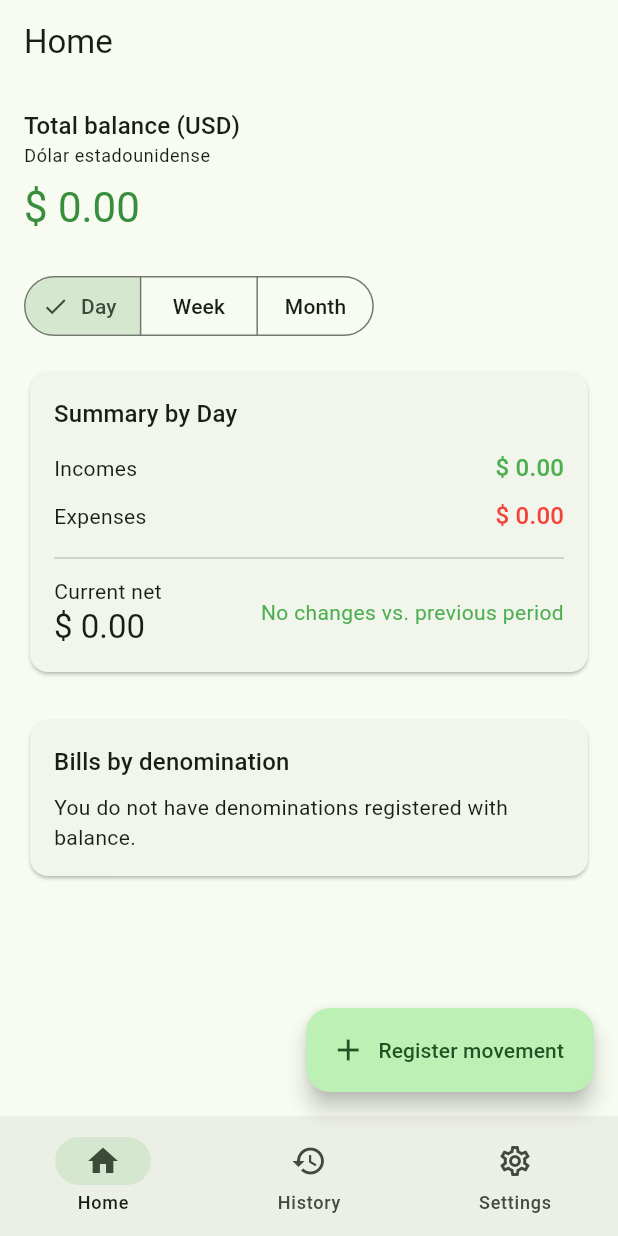
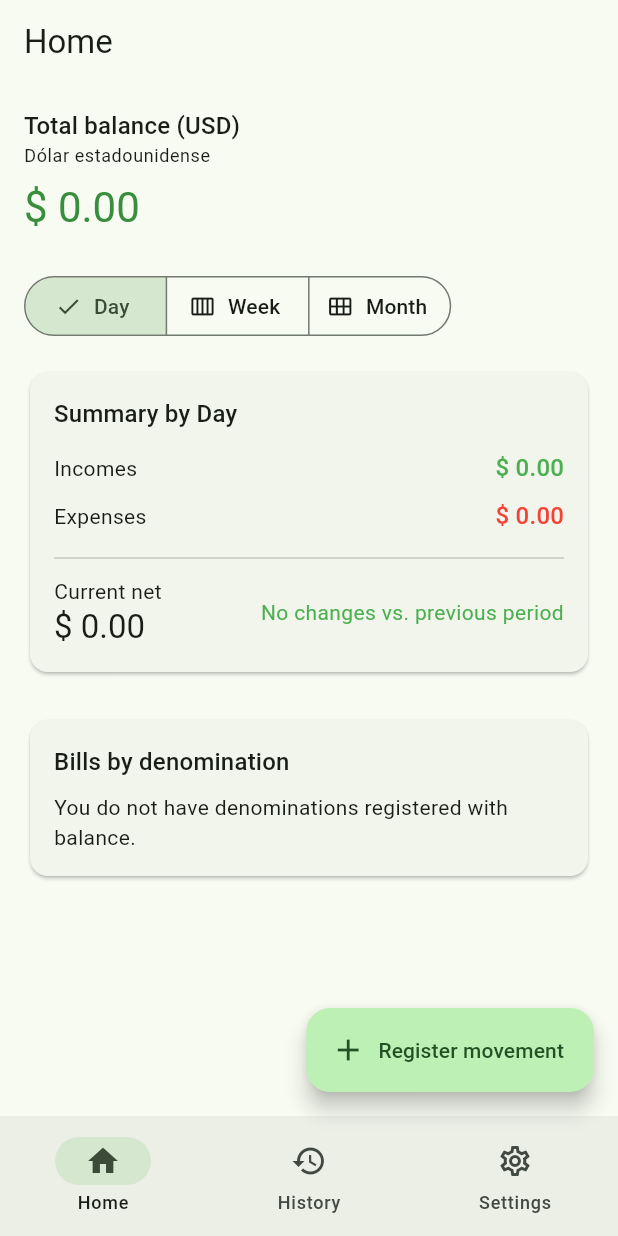
Before and after one commit to raudel25/CashWallet, a Flutter app: the screen it shows after launch, after a tap on "Day", on a phone screen of 412 x 824 dp. Run offline on Flutter 3.47's test engine with Material 3 defaults, Android fonts, the phone set to English and light mode, and no system bars; our stand-ins replace shared_preferences.

```diff
--- a/lib/l10n/app_localizations.dart
+++ b/lib/l10n/app_localizations.dart
@@ -128,6 +128,12 @@ class AppLocalizations {
           'Record your expenses from the home screen.',
       'history_no_description': 'No description',
       'history_breakdown': 'Breakdown: {breakdown}',
+      'history_confirm_delete_title': 'Delete entry',
+      'history_confirm_delete_msg':
+          'Are you sure you want to delete this entry? This action cannot be undone.',
+      'denominations_confirm_delete_title': 'Delete denomination',
+      'denominations_confirm_delete_msg':
+          'Are you sure you want to delete this denomination?',
       'language_spanish': 'Spanish',
       'language_english': 'English',
       'range_day': 'Day',
@@ -220,6 +226,12 @@ class AppLocalizations {
           'Registra tus gastos desde la pantalla de inicio.',
       'history_no_description': 'Sin descripción',
       'history_breakdown': 'Desglose: {breakdown}',
+      'history_confirm_delete_title': 'Eliminar movimiento',
+      'history_confirm_delete_msg':
+          '¿Seguro que deseas eliminar este movimiento? Esta acción no se puede deshacer.',
+      'denominations_confirm_delete_title': 'Eliminar denominación',
+      'denominations_confirm_delete_msg':
+          '¿Seguro que deseas eliminar esta denominación?',
       'language_spanish': 'Español',
       'language_english': 'Inglés',
       'range_day': 'Día',
--- a/lib/ui/pages/dashboard_page.dart
+++ b/lib/ui/pages/dashboard_page.dart
@@ -93,16 +93,19 @@ class DashboardPageState extends State<DashboardPage> {
                 ButtonSegment(
                   value: DashboardRange.day,
                   label: Text(context.loc.rangeLabel(DashboardRangeLabel.day)),
+                  icon: const Icon(Icons.calendar_view_day),
                 ),
                 ButtonSegment(
                   value: DashboardRange.week,
                   label: Text(context.loc.rangeLabel(DashboardRangeLabel.week)),
+                  icon: const Icon(Icons.calendar_view_week),
                 ),
                 ButtonSegment(
                   value: DashboardRange.month,
                   label: Text(
                     context.loc.rangeLabel(DashboardRangeLabel.month),
                   ),
+                  icon: const Icon(Icons.calendar_view_month),
                 ),
               ],
               selected: {_selectedRange},
```
Also changed, not shown: lib/ui/pages/denominations_page.dart (+9 -0 lines), lib/ui/pages/history_page.dart (+9 -0 lines), lib/ui/widgets/confirm_dialog.dart (added, +30 -0 lines).
